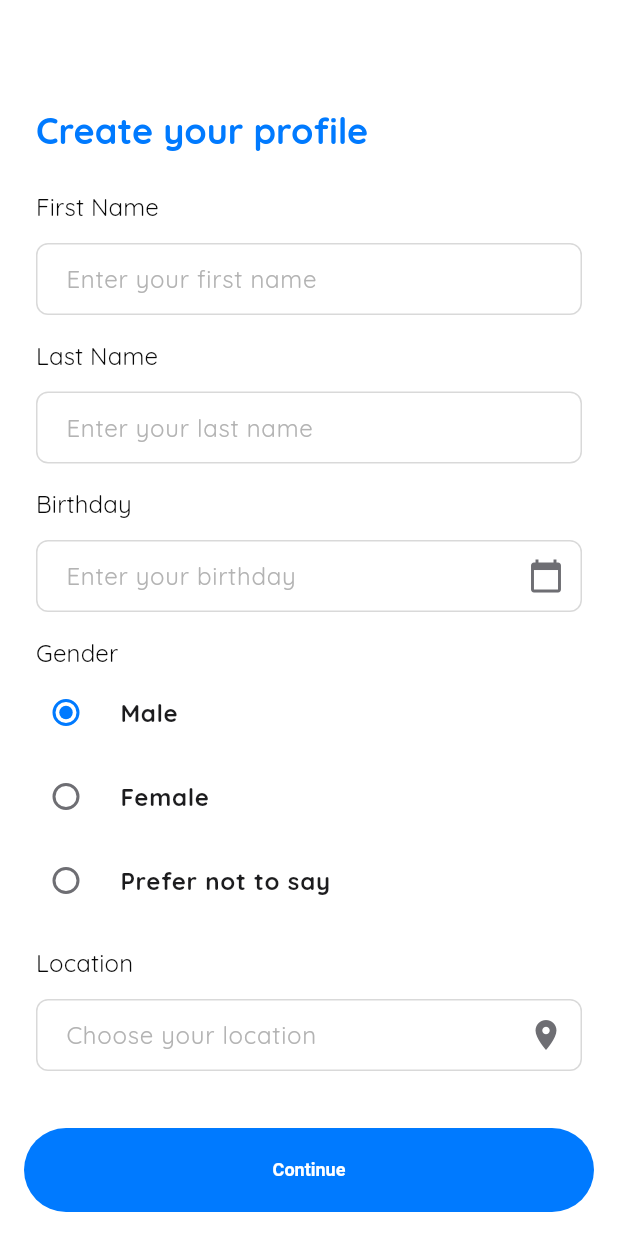
After one commit to hafizc8/run-tracker-app, a Flutter app: the RegisterCreateProfileView screen opened by its route, on a phone screen of 412 x 824 dp. The commit adds this screen. Run offline on Flutter 3.47's test engine with Material 3 defaults, Android fonts, the phone set to English and light mode, and no system bars; our stand-ins replace dio, flutter_svg, get, get_it, get_storage, google_fonts and 1 more; accounts and stored records are empty.

Commit message:
create register profile ui dan register success

```diff
--- a/lib/app/core/theme/app_bar_theme.dart
+++ b/lib/app/core/theme/app_bar_theme.dart
@@ -1,12 +1,17 @@
 import 'package:flutter/material.dart';
+import 'package:zest_mobile/app/core/theme/color_schemes.dart';
+import 'package:zest_mobile/app/core/theme/text_theme.dart';
 
 class TAppBarTheme {
   TAppBarTheme._();
 
-  static const lightAppBarTheme = AppBarTheme(
-    // backgroundColor: AppColors.primary,
-    // titleTextStyle: AppTextStyles.heading2.copyWith(color: Colors.white),
-    iconTheme: IconThemeData(color: Colors.white),
+  static AppBarTheme lightAppBarTheme = AppBarTheme(
+    backgroundColor: lightColorScheme.background,
+    titleTextStyle: TTextTheme.lightTextTheme.headlineMedium,
+    iconTheme: IconThemeData(
+      size: 48,
+      color: lightColorScheme.primary,
+    ),
     elevation: 0,
   );
 }
--- a/lib/app/core/theme/app_theme.dart
+++ b/lib/app/core/theme/app_theme.dart
@@ -5,6 +5,7 @@ import 'package:zest_mobile/app/core/theme/checkbox_theme.dart';
 import 'package:zest_mobile/app/core/theme/color_schemes.dart';
 import 'package:zest_mobile/app/core/theme/elevated_btn_theme.dart';
 import 'package:zest_mobile/app/core/theme/input_decoration_theme.dart';
+import 'package:zest_mobile/app/core/theme/outlined_btn_theme.dart';
 import 'package:zest_mobile/app/core/theme/text_theme.dart';
 
 class TAppTheme {
@@ -19,6 +20,7 @@ class TAppTheme {
       appBarTheme: TAppBarTheme.lightAppBarTheme,
       textTheme: TTextTheme.lightTextTheme,
       elevatedButtonTheme: TElevatedButtonTheme.lightElevatedButtonTheme,
+      outlinedButtonTheme: TOutlinedButtonTheme.lightOutlinedButtonTheme,
       inputDecorationTheme: TInputDecorationTheme.lightInputDecorationTheme,
       checkboxTheme: TCheckboxTheme.lightCheckboxTheme,
       fontFamily: GoogleFonts.quicksand().fontFamily,
--- /dev/null
+++ b/lib/app/core/theme/outlined_btn_theme.dart
@@ -0,0 +1,40 @@
+import 'package:flutter/material.dart';
+import 'package:zest_mobile/app/core/theme/color_schemes.dart';
+import 'package:zest_mobile/app/core/theme/text_theme.dart';
+
+class TOutlinedButtonTheme {
+  const TOutlinedButtonTheme._();
+  static final lightOutlinedButtonTheme = OutlinedButtonThemeData(
+    style: ButtonStyle(
+      textStyle: MaterialStateProperty.all(
+        TTextTheme.lightTextTheme.labelSmall,
+      ),
+      elevation: MaterialStateProperty.all(0),
+      minimumSize: MaterialStateProperty.all(const Size.fromHeight(56)),
+      shape: MaterialStateProperty.all(
+        RoundedRectangleBorder(
+          borderRadius: BorderRadius.circular(8),
+        ),
+      ),
+      backgroundColor: MaterialStateProperty.resolveWith<Color>(
+        (states) {
+          if (states.contains(MaterialState.disabled)) {
+            return lightColorScheme.onSurface.withOpacity(0.12);
+          }
+          if (states.contains(MaterialState.pressed)) {
+            return lightColorScheme.background;
+          }
+          return lightColorScheme.background;
+        },
+      ),
+      foregroundColor: MaterialStateProperty.resolveWith<Color>(
+        (states) {
+          if (states.contains(MaterialState.disabled)) {
+            return lightColorScheme.onSurface.withOpacity(0.38);
+          }
+          return lightColorScheme.primary;
+        },
+      ),
+    ),
+  );
+}
--- /dev/null
+++ b/lib/app/modules/auth/register/controllers/register_create_profile_controller.dart
@@ -0,0 +1,29 @@
+import 'package:get/get.dart';
+
+class RegisterCreateProfileController extends GetxController {
+  //TODO: Implement RegisterCreateProfileController
+
+  final count = 0.obs;
+  var selectedGender = 'Male'.obs;
+
+  void changeGender(String gender) {
+    selectedGender.value = gender;
+  }
+
+  @override
+  void onInit() {
+    super.onInit();
+  }
+
+  @override
+  void onReady() {
+    super.onReady();
+  }
+
+  @override
+  void onClose() {
+    super.onClose();
+  }
+
+  void increment() => count.value++;
+}
--- /dev/null
+++ b/lib/app/modules/auth/register/views/register_create_profile_view.dart
@@ -0,0 +1,147 @@
+import 'package:flutter/material.dart';
+import 'package:get/get.dart';
+import 'package:zest_mobile/app/modules/auth/register/controllers/register_create_profile_controller.dart';
+import 'package:zest_mobile/app/routes/app_routes.dart';
+
+class RegisterCreateProfileView
+    extends GetView<RegisterCreateProfileController> {
+  const RegisterCreateProfileView({Key? key}) : super(key: key);
+
+  @override
+  Widget build(BuildContext context) {
+    return Scaffold(
+      body: SingleChildScrollView(
+        padding: const EdgeInsets.symmetric(horizontal: 24, vertical: 48),
+        child: Column(
+          crossAxisAlignment: CrossAxisAlignment.center,
+          children: [
+            const SizedBox(height: 24),
+            Form(
+              child: Column(
+                crossAxisAlignment: CrossAxisAlignment.start,
+                children: [
+                  Text(
+                    'Create your profile',
+                    style: Theme.of(context).textTheme.headlineMedium,
+                  ),
+                  const SizedBox(height: 24),
+                  Column(
+                    crossAxisAlignment: CrossAxisAlignment.start,
+                    children: [
+                      Text(
+                        'First Name',
+                        style: Theme.of(context).textTheme.titleSmall,
+                      ),
+                      const SizedBox(height: 12),
+                      TextFormField(
+                        cursorColor: Colors.black,
+                        decoration: const InputDecoration(
+                          hintText: 'Enter your first name',
+                        ),
+                      ),
+                    ],
+                  ),
+                  const SizedBox(height: 16),
+                  Column(
+                    crossAxisAlignment: CrossAxisAlignment.start,
+                    children: [
+                      Text(
+                        'Last Name',
+                        style: Theme.of(context).textTheme.titleSmall,
+                      ),
+                      const SizedBox(height: 12),
+                      TextFormField(
+                        cursorColor: Colors.black,
+                        decoration: const InputDecoration(
+                          hintText: 'Enter your last name',
+                        ),
+                      ),
+                    ],
+                  ),
+                  const SizedBox(height: 16),
+                  Column(
+                    crossAxisAlignment: CrossAxisAlignment.start,
+                    children: [
+                      Text(
+                        'Birthday',
+                        style: Theme.of(context).textTheme.titleSmall,
+                      ),
+                      const SizedBox(height: 12),
+                      TextFormField(
+                        cursorColor: Colors.black,
+                        readOnly: true,
+                        decoration: const InputDecoration(
+                          hintText: 'Enter your birthday',
+                          suffixIcon: Icon(Icons.calendar_today),
+                        ),
+                      ),
+                    ],
+                  ),
+                  const SizedBox(height: 16),
+                  Column(
+                    crossAxisAlignment: CrossAxisAlignment.start,
+                    children: [
+                      Text(
+                        'Gender',
+                        style: Theme.of(context).textTheme.titleSmall,
+                      ),
+                      RadioListTile<String>(
+                        contentPadding: EdgeInsets.zero,
+                        title: Text('Male'),
+                        value: 'Male',
+                        groupValue: controller.selectedGender.value,
+                        onChanged: (val) {},
+                      ),
+                      RadioListTile<String>(
+                        contentPadding: EdgeInsets.zero,
+                        title: Text('Female'),
+                        value: 'Female',
+                        groupValue: controller.selectedGender.value,
+                        onChanged: (val) {},
+                      ),
+                      RadioListTile<String>(
+                        contentPadding: EdgeInsets.zero,
+                        title: Text('Prefer not to say'),
+                        value: 'Prefer not to say',
+                        groupValue: controller.selectedGender.value,
+                        onChanged: (val) {},
+                      ),
+                    ],
+                  ),
+                  const SizedBox(height: 16),
+                  Column(
+                    crossAxisAlignment: CrossAxisAlignment.start,
+                    children: [
+                      Text(
+                        'Location',
+                        style: Theme.of(context).textTheme.titleSmall,
+                      ),
+                      const SizedBox(height: 12),
+                      TextFormField(
+                        cursorColor: Colors.black,
+                        readOnly: true,
+                        onTap: () => Get.toNamed(
+                            AppRoutes.registerCreateProfileChooseLocation),
+                        decoration: const InputDecoration(
+                          hintText: 'Choose your location',
+                          suffixIcon: Icon(Icons.location_on),
+                        ),
+                      ),
+                    ],
+                  ),
+                ],
+              ),
+            ),
+          ],
+        ),
+      ),
+      bottomNavigationBar: Padding(
+        padding: const EdgeInsets.all(16.0),
+        child: ElevatedButton(
+          onPressed: () {},
+          child: const Text('Continue'),
+        ),
+      ),
+    );
+  }
+}
--- a/lib/app/routes/app_pages.dart
+++ b/lib/app/routes/app_pages.dart
@@ -7,7 +7,11 @@ import 'package:zest_mobile/app/modules/auth/forgot_password/views/forgot_passwo
 import 'package:zest_mobile/app/modules/auth/login/bindings/login_binding.dart';
 import 'package:zest_mobile/app/modules/auth/login/views/login_view.dart';
 import 'package:zest_mobile/app/modules/auth/register/bindings/register_binding.dart';
+import 'package:zest_mobile/app/modules/auth/register/bindings/register_create_profile_binding.dart';
 import 'package:zest_mobile/app/modules/auth/register/bindings/register_verify_email_success_binding.dart';
+import 'package:zest_mobile/app/modules/auth/register/views/register_create_profile_choose_location_view.dart';
+import 'package:zest_mobile/app/modules/auth/register/views/register_create_profile_view.dart';
+import 'package:zest_mobile/app/modules/auth/register/views/register_success.dart';
 import 'package:zest_mobile/app/modules/auth/register/views/register_view.dart';
 import 'package:zest_mobile/app/modules/auth/register/bindings/register_verify_email_binding.dart';
 import 'package:zest_mobile/app/modules/auth/register/views/register_verify_email_view.dart';
@@ -40,6 +44,20 @@ class AppPages {
       page: () => const RegisterVerifyEmailSuccessView(),
       binding: RegisterVerifyEmailSuccessBinding(),
     ),
+    GetPage(
+      name: AppRoutes.registerCreateProfile,
+      page: () => const RegisterCreateProfileView(),
+      binding: RegisterCreateProfileBinding(),
+    ),
+    GetPage(
+      name: AppRoutes.registerCreateProfileChooseLocation,
+      page: () => const RegisterCreateProfileChooseLocationView(),
+      binding: RegisterCreateProfileBinding(),
+    ),
+    GetPage(
+      name: AppRoutes.registerSuccess,
+      page: () => const RegisterSuccessView(),
+    ),
 
     GetPage(
       name: AppRoutes.login,
--- a/lib/app/routes/app_routes.dart
+++ b/lib/app/routes/app_routes.dart
@@ -12,6 +12,11 @@ abstract class AppRoutes {
 
   // Register flow
   static const register = '/auth/register';
-  static const registerVerifyEmail = '/register-verify-email';
-  static const registerVerifyEmailSuccess = '/register-verify-email-success';
+  static const registerSuccess = '/auth/register/success';
+  static const registerVerifyEmail = '/auth/register-verify-email';
+  static const registerVerifyEmailSuccess =
+      '/auth/register-verify-email-success';
+  static const registerCreateProfile = '/auth/register-create-profile';
+  static const registerCreateProfileChooseLocation =
+      '/auth/register-create-profile-choose-location';
 }
```
Also changed, not shown: lib/app/modules/auth/register/bindings/register_create_profile_binding.dart (added, +11 -0 lines), lib/app/modules/auth/register/views/register_create_profile_choose_location_view.dart (added, +94 -0 lines), lib/app/modules/auth/register/views/register_success.dart (added, +42 -0 lines).
